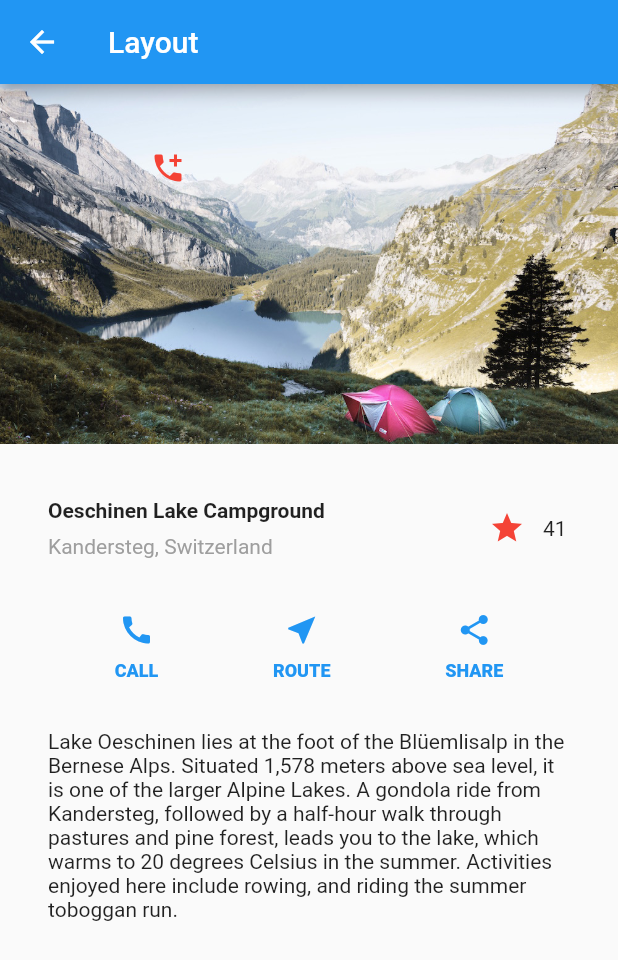
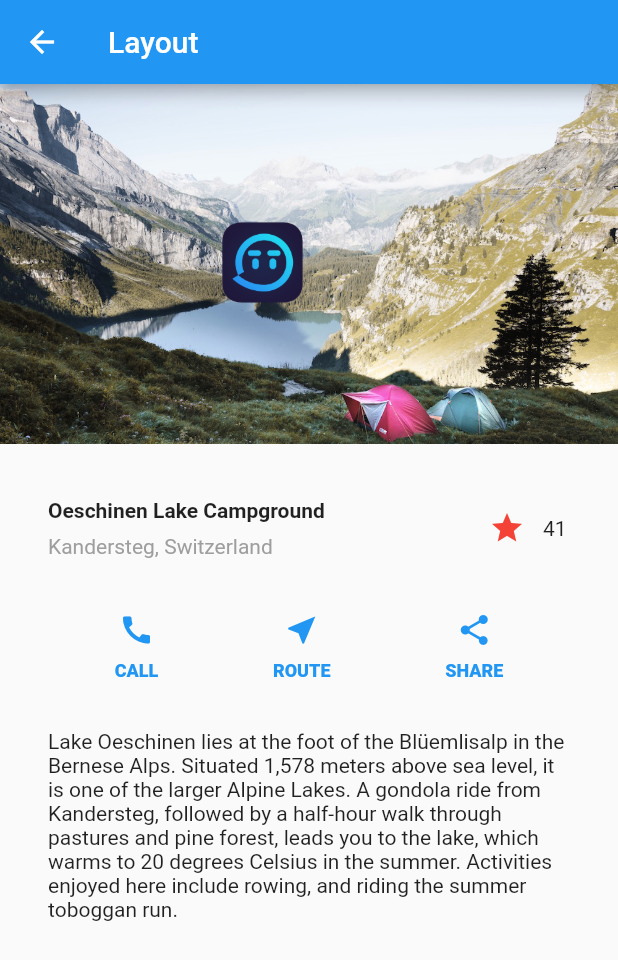
Before and after one commit to Zongrul1/FlutterDemo, a Flutter app: the screen it shows after launch, after a tap on "layout", on a phone screen of 412 x 824 dp. Shown: the top 960 px of the screen. Run offline on Flutter 3.47's test engine with Material 2 defaults, Android fonts, the phone set to English and light mode, and no system bars; our stand-ins replace charts_flutter, dio, fl_chart; missing offline and left inert: flutter_echarts.

Commit message:
feat: 悬浮窗边界

```diff
--- a/lib/main.dart
+++ b/lib/main.dart
@@ -62,6 +62,7 @@ class _MyHomePageState extends State<MyHomePage> {
   }
 
   void addOverlayEntry() {
+    final size = MediaQuery.of(context).size;//屏幕大小
     Application.overlayEntry?.remove();
     overlayEntry = OverlayEntry(
         builder: (BuildContext context) => Stack(
@@ -73,18 +74,26 @@ class _MyHomePageState extends State<MyHomePage> {
                     onTap: () async{
 
                     },
-                    child: Icon(Icons.add_call, color: Colors.red,),
+                    child: Image.asset(
+                      'images/tt.png',
+                      width: 150,
+                      height: 150,
+                    ),
                     onScaleStart: (ScaleStartDetails e){
                       lastOffset = e.focalPoint;
                     },
                     onScaleUpdate: (ScaleUpdateDetails e) {
+                      Application.overlayEntry?.remove();
                       setState(() {
                         //浮窗的位置改动
-                        Application.overlayEntry?.remove();
                         _left += (e.focalPoint.dx - lastOffset.dx);
                         _top += (e.focalPoint.dy - lastOffset.dy);
                         lastOffset = e.focalPoint;
                         });
+                      if(_left < -50) _left = -50;
+                      if(_top < -50) _top = -50;
+                      if(_left > size.width - 102) _left = size.width - 102;
+                      if(_top > size.height - 102) _top = size.height - 102;
                       Application.overlayEntry = overlayEntry;
                       Application.globalKey.currentState.overlay.insert(overlayEntry);
 
--- a/pubspec.yaml
+++ b/pubspec.yaml
@@ -59,6 +59,7 @@ flutter:
   #   - images/a_dot_ham.jpeg
   assets:
     - images/lake.jpg
+    - images/tt.png
   # An image asset can refer to one or more resolution-specific "variants", see
   # https://flutter.dev/assets-and-images/#resolution-aware.
 
```
Also changed, not shown: images/tt.png (added).
